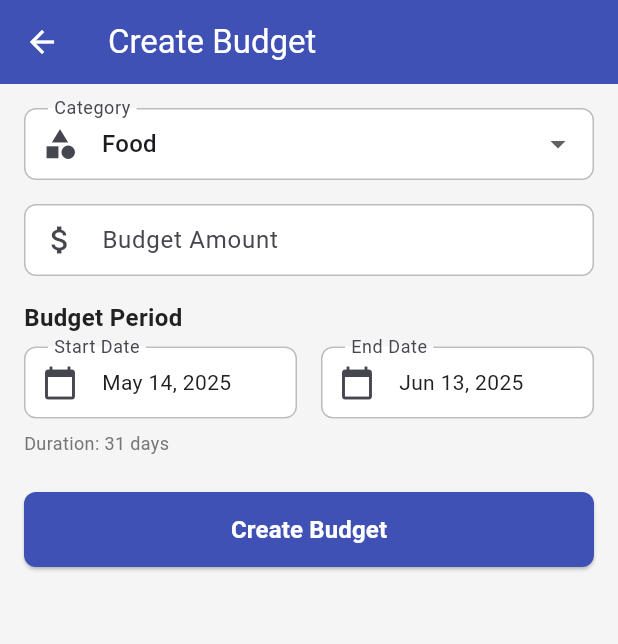
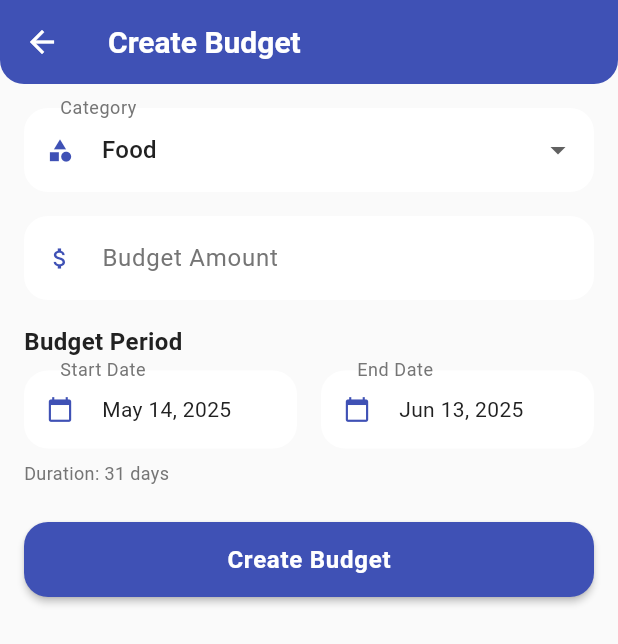
Before and after one commit to bi-danski/FinanceFlow_app, a Flutter app: the BudgetFormScreen screen opened directly, on a phone screen of 412 x 824 dp. Shown: the top 644 px of the screen. Run offline on Flutter 3.47's test engine with Material 3 defaults, Android fonts, the phone set to English and light mode, and no system bars; our stand-ins replace fl_chart, flutter_animate, font_awesome_flutter, shared_preferences, sqflite; accounts and stored records are empty.

Commit message:
Update UI themes, transitions, and animation utilities to support enhanced form dialogs

```diff
--- a/lib/themes/app_theme.dart
+++ b/lib/themes/app_theme.dart
@@ -1,24 +1,34 @@
 import 'package:flutter/material.dart';
+import 'package:flutter/services.dart';
 
+/// The main theme configuration for the FinanceFlow app
 class AppTheme {
-  // Colors
-  static const Color primaryColor = Color(0xFF3F51B5);
-  static const Color accentColor = Color(0xFF4CAF50);
-  static const Color backgroundColor = Color(0xFFF5F5F5);
+  // Brand Colors
+  static const Color primaryColor = Color(0xFF3F51B5); // Indigo
+  static const Color secondaryColor = Color(0xFF303F9F); // Darker Indigo
+  static const Color accentColor = Color(0xFF4CAF50); // Green
+  static const Color backgroundColor = Color(0xFFFAFAFA); // Slightly lighter than before
   static const Color cardColor = Colors.white;
-  static const Color textColor = Color(0xFF212121);
-  static const Color secondaryTextColor = Color(0xFF757575);
-  static const Color dividerColor = Color(0xFFBDBDBD);
+  static const Color textColor = Color(0xFF212121); // Almost black
+  static const Color secondaryTextColor = Color(0xFF757575); // Medium gray
+  static const Color dividerColor = Color(0xFFEEEEEE); // Lighter gray for dividers
+
+  // Additional colors for UI elements
+  static const Color surfaceColor = Colors.white;
+  static const Color onSurfaceColor = Color(0xFF212121);
+  static const Color shadowColor = Color(0x1A000000); // 10% black shadow
 
   // Income and expense colors
-  static const Color incomeColor = Color(0xFF4CAF50);
-  static const Color expenseColor = Color(0xFFE91E63);
+  static const Color incomeColor = Color(0xFF4CAF50); // Green
+  static const Color expenseColor = Color(0xFFE91E63); // Pink
+  static const Color transferColor = Color(0xFF2196F3); // Blue
 
   // Status colors
-  static const Color warningColor = Color(0xFFFFC107);
-  static const Color successColor = Color(0xFF4CAF50);
-  static const Color errorColor = Color(0xFFF44336);
-  static const Color infoColor = Color(0xFF2196F3);
+  static const Color warningColor = Color(0xFFFFC107); // Amber
+  static const Color successColor = Color(0xFF4CAF50); // Green
+  static const Color errorColor = Color(0xFFF44336); // Red
+  static const Color infoColor = Color(0xFF2196F3); // Blue
+  static const Color neutralColor = Color(0xFF9E9E9E); // Gray
 
   // Category colors
   static const Map<String, Color> categoryColors = {
@@ -32,23 +42,62 @@
     'Other': Color(0xFF9E9E9E),
   };
 
+  /// Get system overlay style for status bar
+  static SystemUiOverlayStyle get systemOverlayStyle => SystemUiOverlayStyle(
+    statusBarColor: Colors.transparent,
+    statusBarIconBrightness: Brightness.light,
+    systemNavigationBarColor: backgroundColor,
+    systemNavigationBarIconBrightness: Brightness.dark,
+  );
+
+  /// Rounded corner radius used throughout the app
+  static const double borderRadius = 16.0;
+
+  /// Default elevation for cards and surfaces
+  static const double defaultElevation = 2.0;
+
+  /// Animation durations
+  static const Duration shortAnimationDuration = Duration(milliseconds: 150);
+  static const Duration mediumAnimationDuration = Duration(milliseconds: 300);
+  static const Duration longAnimationDuration = Duration(milliseconds: 500);
+
+  /// The light theme for the app
   static ThemeData lightTheme = ThemeData(
+    useMaterial3: true,
     primaryColor: primaryColor,
     colorScheme: ColorScheme.fromSeed(
       seedColor: primaryColor,
       secondary: accentColor,
       surface: backgroundColor,
+      error: errorColor,
+      onPrimary: Colors.white,
+      onSecondary: Colors.white,
+      onSurface: textColor,
+      onError: Colors.white,
+      brightness: Brightness.light,
     ),
     scaffoldBackgroundColor: backgroundColor,
-    cardTheme: const CardTheme(
+    cardTheme: CardTheme(
       color: cardColor,
-      elevation: 2,
-      margin: EdgeInsets.all(8),
+      elevation: defaultElevation,
+      margin: const EdgeInsets.all(8),
+      shape: RoundedRectangleBorder(borderRadius: BorderRadius.circular(borderRadius)),
+      shadowColor: shadowColor,
     ),
-    appBarTheme: const AppBarTheme(
+    appBarTheme: AppBarTheme(
       backgroundColor: primaryColor,
       foregroundColor: Colors.white,
       elevation: 0,
+      centerTitle: false,
+      shape: const RoundedRectangleBorder(
+        borderRadius: BorderRadius.vertical(bottom: Radius.circular(borderRadius)),
+      ),
+      systemOverlayStyle: systemOverlayStyle,
+      titleTextStyle: const TextStyle(
+        fontSize: 20,
+        fontWeight: FontWeight.bold,
+        color: Colors.white,
+      ),
     ),
     textTheme: const TextTheme(
       headlineLarge: TextStyle(
@@ -83,50 +132,120 @@
       buttonColor: primaryColor,
       textTheme: ButtonTextTheme.primary,
       shape: RoundedRectangleBorder(
-        borderRadius: BorderRadius.circular(8),
+        borderRadius: BorderRadius.circular(borderRadius),
       ),
+      padding: const EdgeInsets.symmetric(horizontal: 16, vertical: 12),
     ),
     elevatedButtonTheme: ElevatedButtonThemeData(
       style: ElevatedButton.styleFrom(
         backgroundColor: primaryColor,
         foregroundColor: Colors.white,
         shape: RoundedRectangleBorder(
-          borderRadius: BorderRadius.circular(8),
+          borderRadius: BorderRadius.circular(borderRadius),
+        ),
+        elevation: defaultElevation,
+        padding: const EdgeInsets.symmetric(horizontal: 16, vertical: 12),
+        textStyle: const TextStyle(
+          fontSize: 16,
+          fontWeight: FontWeight.bold,
+          letterSpacing: 0.5,
         ),
       ),
     ),
     floatingActionButtonTheme: const FloatingActionButtonThemeData(
       backgroundColor: accentColor,
       foregroundColor: Colors.white,
+      elevation: 4,
+      shape: CircleBorder(),
+      extendedPadding: EdgeInsets.symmetric(horizontal: 24, vertical: 16),
     ),
     dividerTheme: const DividerThemeData(
       color: dividerColor,
       thickness: 1,
-      space: 1,
+      space: 16,
+      indent: 8,
+      endIndent: 8,
     ),
     inputDecorationTheme: InputDecorationTheme(
       border: OutlineInputBorder(
-        borderRadius: BorderRadius.circular(8),
+        borderRadius: BorderRadius.circular(borderRadius),
+        borderSide: BorderSide.none,
       ),
       focusedBorder: OutlineInputBorder(
-        borderRadius: BorderRadius.circular(8),
+        borderRadius: BorderRadius.circular(borderRadius),
         borderSide: const BorderSide(color: primaryColor, width: 2),
       ),
       enabledBorder: OutlineInputBorder(
-        borderRadius: BorderRadius.circular(8),
-        borderSide: const BorderSide(color: dividerColor),
+        borderRadius: BorderRadius.circular(borderRadius),
+        borderSide: BorderSide.none,
       ),
       errorBorder: OutlineInputBorder(
-        borderRadius: BorderRadius.circular(8),
+        borderRadius: BorderRadius.circular(borderRadius),
         borderSide: const BorderSide(color: errorColor),
       ),
       focusedErrorBorder: OutlineInputBorder(
-        borderRadius: BorderRadius.circular(8),
+        borderRadius: BorderRadius.circular(borderRadius),
         borderSide: const BorderSide(color: errorColor, width: 2),
       ),
       filled: true,
-      fillColor: Colors.white,
-      contentPadding: const EdgeInsets.symmetric(horizontal: 16, vertical: 12),
+      fillColor: surfaceColor,
+      contentPadding: const EdgeInsets.symmetric(horizontal: 20, vertical: 16),
+      labelStyle: const TextStyle(color: secondaryTextColor),
+      hintStyle: TextStyle(color: secondaryTextColor.withAlpha(179)),
+      prefixIconColor: primaryColor,
+      suffixIconColor: secondaryTextColor,
+      // Add subtle shadow to input fields
+      isDense: true,
+      floatingLabelBehavior: FloatingLabelBehavior.auto,
+    ),
+
+    // Tab bar theme
+    tabBarTheme: TabBarTheme(
+      labelColor: Colors.white,
+      unselectedLabelColor: Colors.white.withAlpha(179),
+      indicatorSize: TabBarIndicatorSize.tab,
+      labelStyle: const TextStyle(fontSize: 16, fontWeight: FontWeight.bold),
+      unselectedLabelStyle: const TextStyle(fontSize: 16),
+      indicator: BoxDecoration(
+        borderRadius: BorderRadius.circular(borderRadius),
+        color: Colors.white.withAlpha(51),
+      ),
+    ),
+
+    // Chip theme
+    chipTheme: ChipThemeData(
+      backgroundColor: surfaceColor,
+      disabledColor: dividerColor,
+      selectedColor: primaryColor.withAlpha(51),
+      secondarySelectedColor: primaryColor,
+      padding: const EdgeInsets.symmetric(horizontal: 12, vertical: 8),
+      labelStyle: const TextStyle(fontSize: 14),
+      secondaryLabelStyle: const TextStyle(fontSize: 14, color: Colors.white),
+      brightness: Brightness.light,
+      shape: RoundedRectangleBorder(borderRadius: BorderRadius.circular(borderRadius)),
+      elevation: 0,
+    ),
+
+    // Bottom navigation bar theme
+    bottomNavigationBarTheme: const BottomNavigationBarThemeData(
+      backgroundColor: surfaceColor,
+      selectedItemColor: primaryColor,
+      unselectedItemColor: secondaryTextColor,
+      type: BottomNavigationBarType.fixed,
+      elevation: 8,
+      selectedLabelStyle: TextStyle(fontSize: 12, fontWeight: FontWeight.bold),
+      unselectedLabelStyle: TextStyle(fontSize: 12),
+    ),
+
+    // Bottom sheet theme
+    bottomSheetTheme: BottomSheetThemeData(
+      backgroundColor: surfaceColor,
+      elevation: 8,
+      shape: const RoundedRectangleBorder(
+        borderRadius: BorderRadius.vertical(top: Radius.circular(borderRadius * 1.5)),
+      ),
+      modalElevation: 10,
+      clipBehavior: Clip.antiAlias,
     ),
   );
 }
--- a/lib/utils/flip_page_transition.dart
+++ b/lib/utils/flip_page_transition.dart
@@ -16,7 +16,7 @@
     required this.page,
     this.direction = FlipDirection.horizontal,
     String? routeName,
-    bool fullscreenDialog = false,
+    super.fullscreenDialog,
   }) : super(
           settings: routeName != null ? RouteSettings(name: routeName) : null,
           pageBuilder: (context, animation, secondaryAnimation) => page,
@@ -66,6 +66,5 @@
             );
           },
           transitionDuration: const Duration(milliseconds: 800),
-          fullscreenDialog: fullscreenDialog,
         );
 }
--- a/lib/utils/page_transitions.dart
+++ b/lib/utils/page_transitions.dart
@@ -138,12 +138,12 @@
 
     if (beta < 1.0) {
       // Underdamped spring (bouncy)
-      final omega_d = omega * math.sqrt(1.0 - beta * beta);
+      final omegaD = omega * math.sqrt(1.0 - beta * beta);
       final A = 1.0;
-      final B = (beta * omega + velocity) / omega_d;
+      final B = (beta * omega + velocity) / omegaD;
 
       return 1.0 - math.exp(-beta * omega * t) *
-             (A * math.cos(omega_d * t) + B * math.sin(omega_d * t));
+             (A * math.cos(omegaD * t) + B * math.sin(omegaD * t));
     } else {
       // Critically damped or overdamped (no bounce)
       return 1.0 - (1.0 + t) * math.exp(-t);
--- a/lib/utils/smooth_slide_transition.dart
+++ b/lib/utils/smooth_slide_transition.dart
@@ -21,7 +21,7 @@
     this.direction = SlideDirection.rightToLeft,
     this.curve = Curves.easeOutQuint,
     String? routeName,
-    bool fullscreenDialog = false,
+    super.fullscreenDialog,
   }) : super(
           settings: routeName != null ? RouteSettings(name: routeName) : null,
           pageBuilder: (context, animation, secondaryAnimation) => page,
@@ -100,6 +100,5 @@
             );
           },
           transitionDuration: EnhancedAnimations.standardDuration,
-          fullscreenDialog: fullscreenDialog,
         );
 }
--- a/lib/views/budgets/widgets/budget_card.dart
+++ b/lib/views/budgets/widgets/budget_card.dart
@@ -9,10 +9,10 @@
   final VoidCallback onTap;
 
   const BudgetCard({
-    Key? key,
+    super.key,
     required this.budget,
     required this.onTap,
-  }) : super(key: key);
+  });
 
   @override
   Widget build(BuildContext context) {
--- a/lib/widgets/animated_buttons.dart
+++ b/lib/widgets/animated_buttons.dart
@@ -101,7 +101,7 @@
                 begin: Alignment.topLeft,
                 end: Alignment.bottomRight,
                 colors: [
-                  _isPressed ? buttonColor.withOpacity(0.9) : buttonColor,
+                  _isPressed ? buttonColor.withValues(alpha: 0.9) : buttonColor,
                   Color.lerp(buttonColor, Colors.black, _isPressed ? 0.15 : 0.1) ?? buttonColor,
                 ],
               ),
--- a/pubspec.yaml
+++ b/pubspec.yaml
@@ -45,6 +45,8 @@
   sqflite_common_ffi_web: ^0.4.2
   path: ^1.8.3
   logging: ^1.2.0
+
+  # Firebase dependencies removed from main dependencies and moved to dev_dependencies
 
   # Charts and graphs
   fl_chart: ^0.66.1
```
Also changed, not shown: pubspec.lock.
